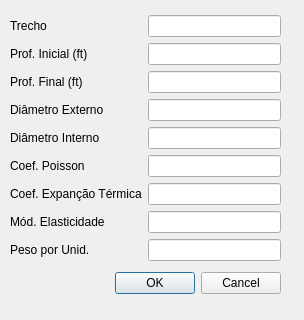
Before: the Qt Designer form src-v2/CJanelaAdicionarTrechoTubulacao.ui in ldsc/ProjetoEngenharia-SoftwareEducacionalParaAnaliseESolucaoDeProblemasEmEngenhariaDePoco, drawn with Qt 5.
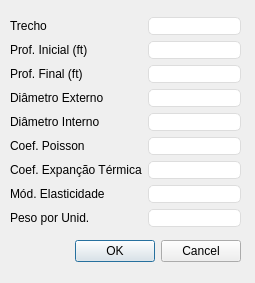
After: the same form once the commit is applied.

Commit message: Adaptação do código para preencher tabela de trechos

Diff of the .ui file:
```diff
--- a/src-v2/CJanelaAdicionarTrechoTubulacao.ui
+++ b/src-v2/CJanelaAdicionarTrechoTubulacao.ui
@@ -6,20 +6,20 @@
    <rect>
     <x>0</x>
     <y>0</y>
-    <width>304</width>
-    <height>320</height>
+    <width>255</width>
+    <height>283</height>
    </rect>
   </property>
   <property name="windowTitle">
    <string>Dialog</string>
   </property>
-  <widget class="QWidget" name="">
+  <widget class="QWidget" name="layoutWidget">
    <property name="geometry">
     <rect>
      <x>10</x>
      <y>10</y>
-     <width>271</width>
-     <height>291</height>
+     <width>231</width>
+     <height>261</height>
     </rect>
    </property>
    <layout class="QVBoxLayout" name="verticalLayout_3">
@@ -95,31 +95,85 @@
       <item>
        <layout class="QVBoxLayout" name="verticalLayout_2">
         <item>
-         <widget class="QLineEdit" name="editTrecho"/>
+         <widget class="QLineEdit" name="editTrecho">
+          <property name="styleSheet">
+           <string notr="true">border: 1px solid #dddddd;  /* borda cinza bem leve */
+
+border-radius: 5px;</string>
+          </property>
+         </widget>
         </item>
         <item>
-         <widget class="QLineEdit" name="editProfInicial"/>
+         <widget class="QLineEdit" name="editProfInicial">
+          <property name="styleSheet">
+           <string notr="true">border: 1px solid #dddddd;  /* borda cinza bem leve */
+
+border-radius: 5px;</string>
+          </property>
+         </widget>
         </item>
         <item>
-         <widget class="QLineEdit" name="editProfFinal"/>
+         <widget class="QLineEdit" name="editProfFinal">
+          <property name="styleSheet">
+           <string notr="true">border: 1px solid #dddddd;  /* borda cinza bem leve */
+
+border-radius: 5px;</string>
+          </property>
+         </widget>
         </item>
         <item>
-         <widget class="QLineEdit" name="editDiametroExterno"/>
+         <widget class="QLineEdit" name="editDiametroExterno">
+          <property name="styleSheet">
+           <string notr="true">border: 1px solid #dddddd;  /* borda cinza bem leve */
+
+border-radius: 5px;</string>
+          </property>
+         </widget>
         </item>
         <item>
-         <widget class="QLineEdit" name="editDiametroInterno"/>
+         <widget class="QLineEdit" name="editDiametroInterno">
+          <property name="styleSheet">
+           <string notr="true">border: 1px solid #dddddd;  /* borda cinza bem leve */
+
+border-radius: 5px;</string>
+          </property>
+         </widget>
         </item>
         <item>
-         <widget class="QLineEdit" name="editCoefPoisson"/>
+         <widget class="QLineEdit" name="editCoefPoisson">
+          <property name="styleSheet">
+           <string notr="true">border: 1px solid #dddddd;  /* borda cinza bem leve */
+
+border-radius: 5px;</string>
+          </property>
+         </widget>
         </item>
         <item>
-         <widget class="QLineEdit" name="editCoefExpansao"/>
+         <widget class="QLineEdit" name="editCoefExpansao">
+          <property name="styleSheet">
+           <string notr="true">border: 1px solid #dddddd;  /* borda cinza bem leve */
+
+border-radius: 5px;</string>
+          </property>
+         </widget>
         </item>
         <item>
-         <widget class="QLineEdit" name="editModuloElasticidade"/>
+         <widget class="QLineEdit" name="editModuloElasticidade">
+          <property name="styleSheet">
+           <string notr="true">border: 1px solid #dddddd;  /* borda cinza bem leve */
+
+border-radius: 5px;</string>
+          </property>
+         </widget>
         </item>
         <item>
-         <widget class="QLineEdit" name="editPesoUnid"/>
+         <widget class="QLineEdit" name="editPesoUnid">
+          <property name="styleSheet">
+           <string notr="true">border: 1px solid #dddddd;  /* borda cinza bem leve */
+
+border-radius: 5px;</string>
+          </property>
+         </widget>
         </item>
        </layout>
       </item>
```
The commit also changes 9 other files.
